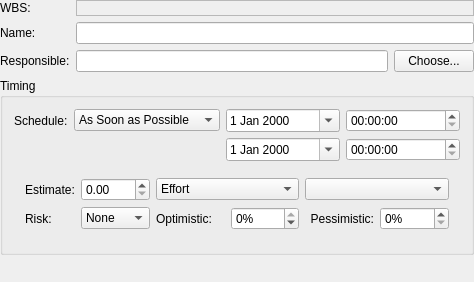
Old version of the form plan/libs/ui/kpttaskgeneralpanelbase.ui in the repository KDE/calligra.
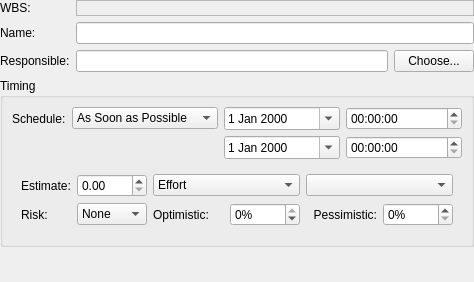
New version of the form. Custom widgets are drawn as their Qt base class.

Commit message: Remove any hardcoding of spaces to 6 and margins to 9/11 in Plan's UI

Patch:
```diff
--- a/plan/libs/ui/kpttaskgeneralpanelbase.ui
+++ b/plan/libs/ui/kpttaskgeneralpanelbase.ui
@@ -147,9 +147,6 @@
          <property name="margin">
           <number>0</number>
          </property>
-         <property name="spacing">
-          <number>6</number>
-         </property>
          <item row="0" column="0">
           <widget class="QLabel" name="textLabel3">
            <property name="sizePolicy">
@@ -429,7 +426,6 @@
    </item>
   </layout>
  </widget>
- <layoutdefault spacing="6" margin="11"/>
  <customwidgets>
   <customwidget>
    <class>KLineEdit</class>
```
Left out of the diff: 3 changed lines with no effect on the pictures. The commit also changes 17 other files.
